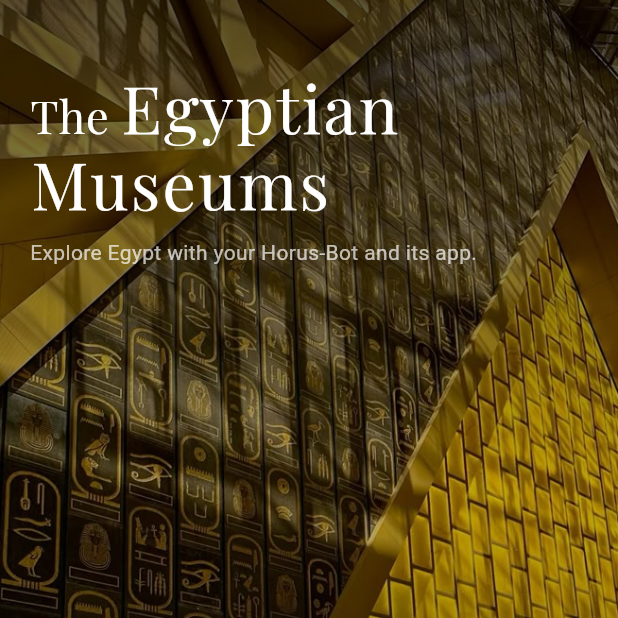
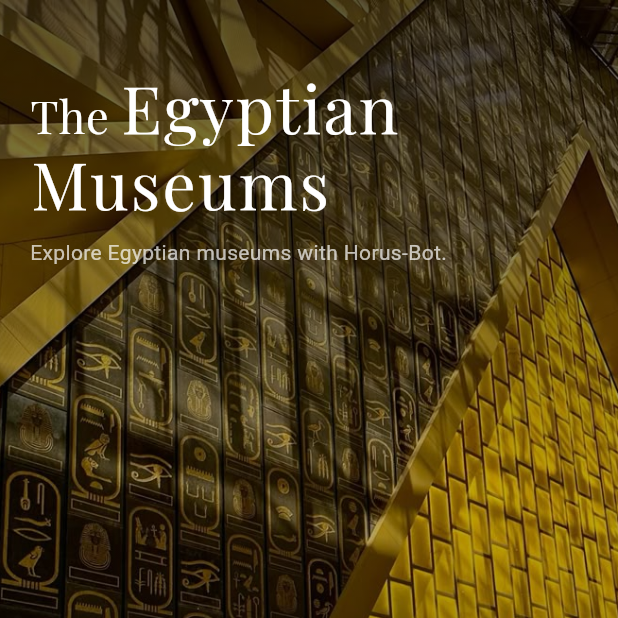
Before and after one commit to Farida-Waheed/museum_app, a Flutter app: the IntroScreen screen opened directly, on a phone screen of 412 x 824 dp, the top half of it. Run offline on Flutter 3.47's test engine with Material 3 defaults, Android fonts, the phone set to English and light mode, and no system bars; our stand-ins replace audioplayers, permission_handler, shared_preferences; missing offline and left inert: mobile_scanner; accounts and stored records are empty; project files that could hold a hidden picture were left out.

Commit message:
Fix Intro and Onboarding logic, localization, and navigation flow
- Ensure UserPreferencesModel is initialized before app startup to prevent race conditions.
- Default to English on first launch as per requirements.
- Implement conditional routing: Intro -> Onboarding for first launch, Intro -> Home for returning users.
- Localize IntroScreen and OnboardingScreen using AppLocalizations.
- Support RTL layout in IntroScreen using PositionedDirectional.
- Fix sequential paging logic in OnboardingScreen.
- Add SingleChildScrollView to onboarding pages to prevent overflows.

Co-authored-by: Farida-Waheed <172945916+Farida-Waheed@users.noreply.github.com>

```diff
--- a/lib/main.dart
+++ b/lib/main.dart
@@ -13,10 +13,13 @@ Future<void> main() async {
   await initializeDateFormatting('en', null);
   await initializeDateFormatting('ar', null);
 
+  final userPreferences = UserPreferencesModel();
+  await userPreferences.init();
+
   runApp(
     MultiProvider(
       providers: [
-        ChangeNotifierProvider(create: (_) => UserPreferencesModel()),
+        ChangeNotifierProvider.value(value: userPreferences),
         ChangeNotifierProvider(create: (_) => ExhibitProvider()),
         ChangeNotifierProvider(create: (_) => TourProvider()),
       ],
--- a/lib/screens/intro/intro_screen.dart
+++ b/lib/screens/intro/intro_screen.dart
@@ -2,6 +2,7 @@ import 'package:flutter/material.dart';
 import 'package:provider/provider.dart';
 
 import '../../app/router.dart';
+import '../../l10n/app_localizations.dart';
 import '../../models/user_preferences.dart';
 import '../onboarding/onboarding_screen.dart';
 
@@ -48,6 +49,9 @@ class _IntroScreenState extends State<IntroScreen>
 
       final prefs = Provider.of<UserPreferencesModel>(context, listen: false);
 
+      // logic:
+      // First launch (hasCompletedOnboarding is false) -> Onboarding
+      // Returning launch (hasCompletedOnboarding is true) -> Home
       if (prefs.hasCompletedOnboarding) {
         Navigator.pushReplacementNamed(context, AppRoutes.mainHome);
       } else {
@@ -80,6 +84,9 @@ class _IntroScreenState extends State<IntroScreen>
 
   @override
   Widget build(BuildContext context) {
+    final l10n = AppLocalizations.of(context)!;
+    final isArabic = Localizations.localeOf(context).languageCode == 'ar';
+
     const String fontFamily = 'Playfair Display';
 
     const TextStyle smallTheStyle = TextStyle(
@@ -104,6 +111,40 @@ class _IntroScreenState extends State<IntroScreen>
       fontSize: 14,
       fontWeight: FontWeight.w400,
     );
+
+    // Logic to split the title elegantly while maintaining the cinematic style
+    final titleParts = l10n.introTitle.split(' ');
+    Widget titleWidget;
+
+    if (!isArabic && titleParts.length >= 3) {
+      // English cinematic style: "The" (small) "Egyptian" (large) \n "Museums" (large)
+      titleWidget = Column(
+        crossAxisAlignment: CrossAxisAlignment.start,
+        children: [
+          RichText(
+            text: TextSpan(
+              style: mainTitleStyle,
+              children: [
+                TextSpan(text: '${titleParts[0]} ', style: smallTheStyle),
+                TextSpan(text: titleParts[1]),
+              ],
+            ),
+          ),
+          Text(titleParts.sublist(2).join(' '), style: mainTitleStyle),
+        ],
+      );
+    } else if (titleParts.length >= 2) {
+      // Generic split for other cases/languages (e.g. Arabic)
+      titleWidget = Column(
+        crossAxisAlignment: CrossAxisAlignment.start,
+        children: [
+          Text(titleParts[0], style: mainTitleStyle),
+          Text(titleParts.sublist(1).join(' '), style: mainTitleStyle),
+        ],
+      );
+    } else {
+      titleWidget = Text(l10n.introTitle, style: mainTitleStyle);
+    }
 
     return Scaffold(
       body: Stack(
@@ -141,10 +182,10 @@ class _IntroScreenState extends State<IntroScreen>
             ),
           ),
 
-          Positioned(
+          PositionedDirectional(
             top: MediaQuery.of(context).padding.top + 50,
-            left: 20,
-            right: 20,
+            start: 20,
+            end: 20,
             child: FadeTransition(
               opacity: _fadeAnimation,
               child: ScaleTransition(
@@ -152,19 +193,10 @@ class _IntroScreenState extends State<IntroScreen>
                 child: Column(
                   crossAxisAlignment: CrossAxisAlignment.start,
                   children: [
-                    RichText(
-                      text: const TextSpan(
-                        style: mainTitleStyle,
-                        children: <TextSpan>[
-                          TextSpan(text: 'The ', style: smallTheStyle),
-                          TextSpan(text: 'Egyptian'),
-                        ],
-                      ),
-                    ),
-                    const Text('Museums', style: mainTitleStyle),
+                    titleWidget,
                     const SizedBox(height: 12),
-                    const Text(
-                      'Explore Egypt with your Horus-Bot and its app.',
+                    Text(
+                      l10n.introSubtitle,
                       style: taglineStyle,
                     ),
                   ],
```
Also changed, not shown: lib/models/user_preferences.dart (+26 -2 lines), lib/screens/onboarding/onboarding_screen.dart (+20 -4 lines).
